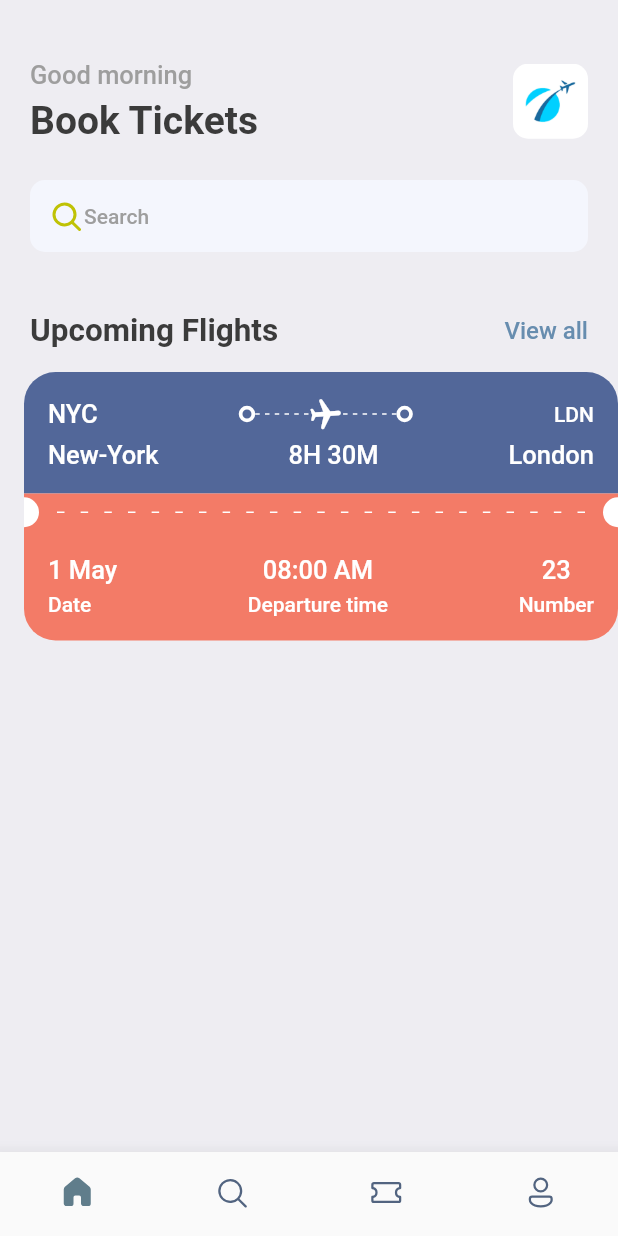
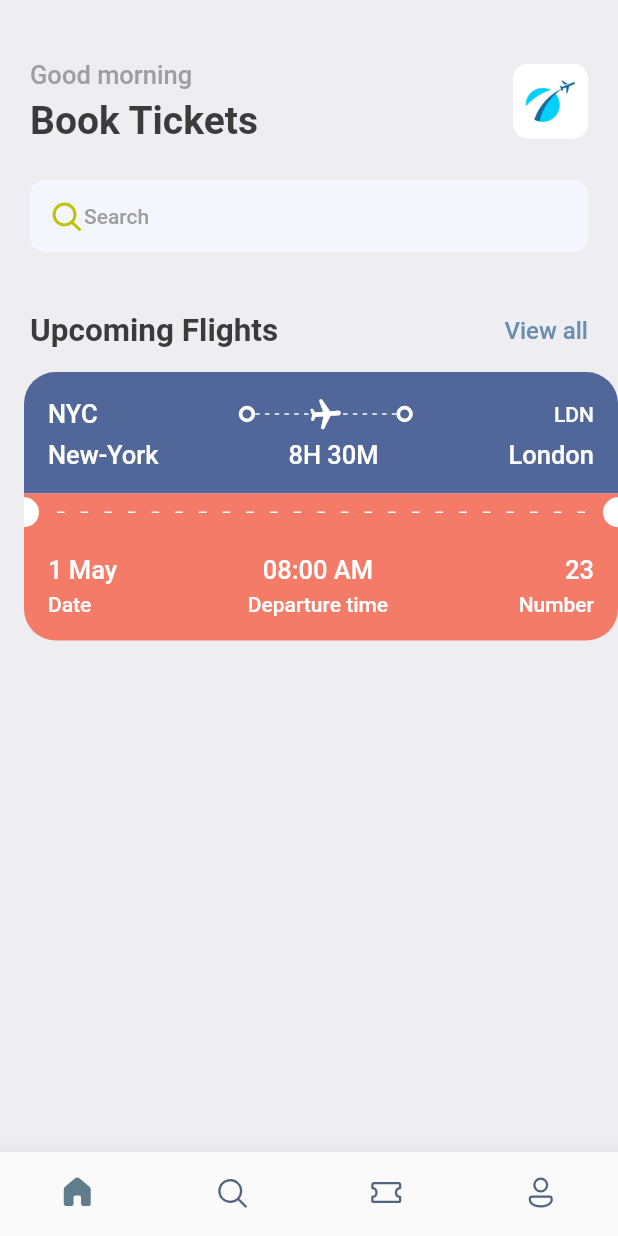
Before and after one commit to mrojasb2000/flutter_booktickets_app, a Flutter app: the screen it shows after launch, on a phone screen of 412 x 824 dp. Run offline on Flutter 3.47's test engine with Material 2 defaults, Android fonts, the light colour scheme and no system bars; our stand-ins replace fluentui_icons, gap.

Commit message:
chore: add orange card/ticket details

```diff
--- a/lib/screens/ticket_view.dart
+++ b/lib/screens/ticket_view.dart
@@ -170,7 +170,7 @@ class TicketView extends StatelessWidget {
                         ],
                       ),
                       Column(
-                        crossAxisAlignment: CrossAxisAlignment.center,
+                        crossAxisAlignment: CrossAxisAlignment.end,
                         children: [
                           Text("23", style: Styles.headLineStyle3White),
                           const Gap(5),
```
